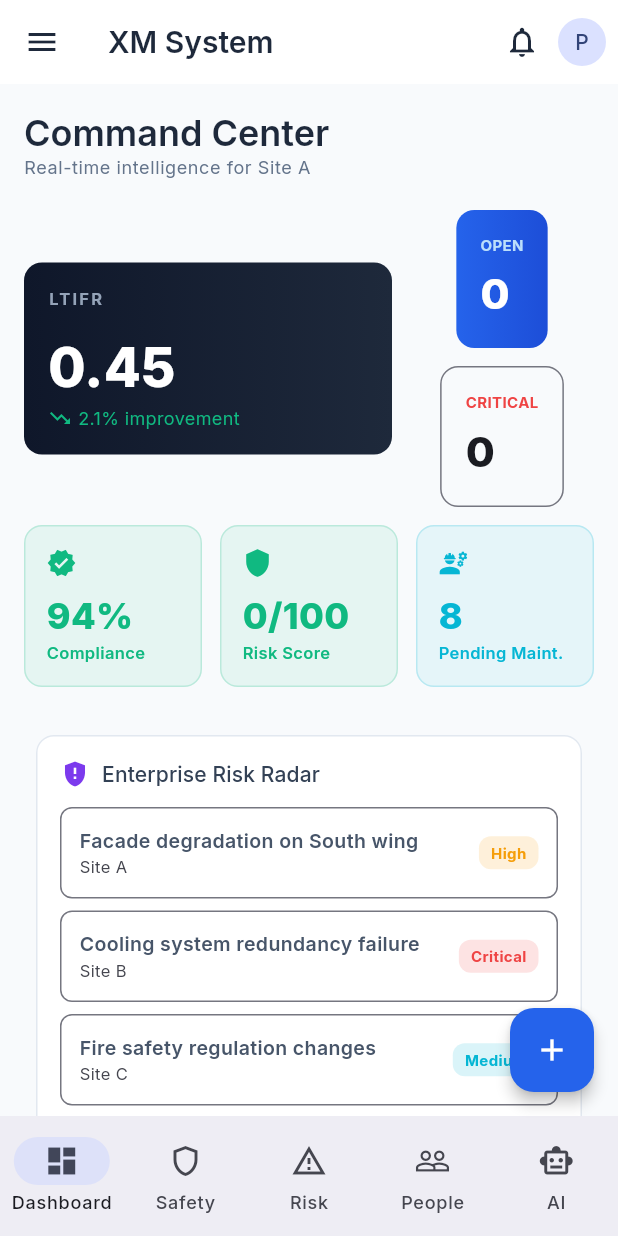
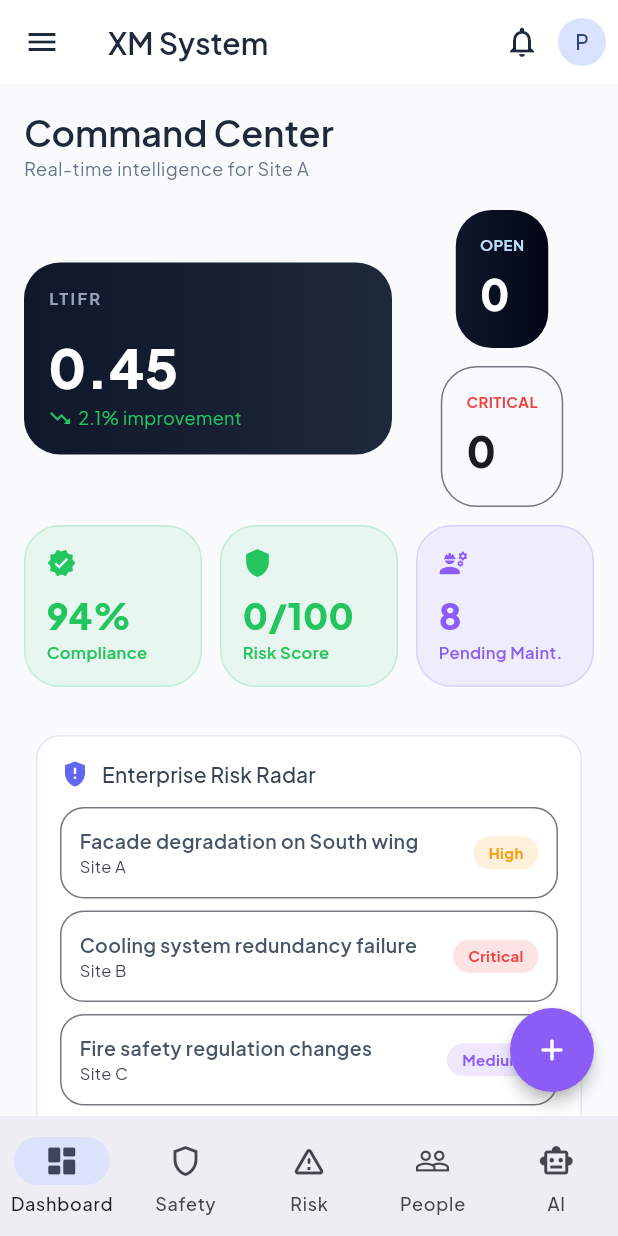
Before and after one commit to jamesmasebe-netizen/Sentinel1, a Flutter app: the screen it shows after launch, on a phone screen of 412 x 824 dp. Run offline on Flutter 3.47's test engine with Material 3 defaults, Android fonts, the phone set to English and light mode, and no system bars; our stand-ins replace cloud_firestore, cloud_functions, connectivity_plus, firebase_auth, firebase_core, firebase_messaging and 10 more; missing offline and left inert: screen_protector; accounts and stored records are empty.

Commit message:
UI/UX Style Transfer: MD3 Squircles, Plus Jakarta Sans, Anti-Overlap, and Golden Reference DNA

```diff
--- a/lib/config/theme.dart
+++ b/lib/config/theme.dart
@@ -5,17 +5,17 @@ import 'package:google_fonts/google_fonts.dart';
 /// Material 3 theme matching the dark slate enterprise aesthetic
 class XMTheme {
   // ─── Brand Colors ───
-  static const Color primary = Color(0xFF2563EB);
-  static const Color primaryLight = Color(0xFF3B82F6);
-  static const Color primaryDark = Color(0xFF1D4ED8);
+  static const Color primary = Color(0xFF0F172A); // Corporate Blue / Dark Slate
+  static const Color primaryLight = Color(0xFF334155);
+  static const Color primaryDark = Color(0xFF020617);
 
-  static const Color secondary = Color(0xFF7C3AED);
-  static const Color secondaryLight = Color(0xFF8B5CF6);
+  static const Color secondary = Color(0xFF6366F1); // Indigo
+  static const Color secondaryLight = Color(0xFF818CF8);
 
-  static const Color success = Color(0xFF10B981);
+  static const Color success = Color(0xFF22C55E); // Growth Green
   static const Color warning = Color(0xFFF59E0B);
-  static const Color error = Color(0xFFEF4444);
-  static const Color info = Color(0xFF06B6D4);
+  static const Color error = Color(0xFFEF4444); // Actionable Terra
+  static const Color info = Color(0xFF8B5CF6); // Intelligence Purple (Copilot)
 
   // ─── Surface Colors ───
   static const Color surface = Color(0xFFF8FAFC);
@@ -25,7 +25,7 @@ class XMTheme {
   // ─── Dark Theme Colors ───
   static const Color darkSurface = Color(0xFF0F172A);
   static const Color darkSurfaceDim = Color(0xFF1E293B);
-  static const Color darkSurfaceContainer = Color(0xFF334155);
+  static const Color darkSurfaceContainer = Color(0xFF020617);
 
   // ─── Sidebar / Nav ───
   static const Color sidebarBg = Color(0xFF0F172A);
@@ -36,10 +36,10 @@ class XMTheme {
   // ─── Status Colors (SHEQ-specific) ───
   static const Color statusOpen = Color(0xFFEF4444);
   static const Color statusInProgress = Color(0xFFF59E0B);
-  static const Color statusResolved = Color(0xFF10B981);
-  static const Color statusClosed = Color(0xFF6B7280);
+  static const Color statusResolved = Color(0xFF22C55E);
+  static const Color statusClosed = Color(0xFF64748B);
   static const Color statusDraft = Color(0xFF94A3B8);
-  static const Color statusApproved = Color(0xFF2563EB);
+  static const Color statusApproved = Color(0xFF6366F1);
 
   // ─── Risk Matrix Colors ───
   static const Color riskExtreme = Color(0xFFDC2626);
@@ -55,11 +55,11 @@ class XMTheme {
   static const Color severityNegligible = Color(0xFF6B7280);
 
   // ─── Border Radius ───
-  static const double radiusXs = 4.0;
-  static const double radiusSm = 8.0;
-  static const double radiusMd = 12.0;
-  static const double radiusLg = 16.0;
-  static const double radiusXl = 24.0;
+  static const double radiusXs = 8.0;
+  static const double radiusSm = 12.0;
+  static const double radiusMd = 16.0;
+  static const double radiusLg = 24.0;
+  static const double radiusXl = 32.0;
 
   // ─── Spacing ───
   static const double spacingXs = 4.0;
@@ -91,7 +91,7 @@ class XMTheme {
         elevation: 0,
         scrolledUnderElevation: 1,
         centerTitle: false,
-        titleTextStyle: GoogleFonts.inter(
+        titleTextStyle: GoogleFonts.plusJakartaSans(
           fontSize: 20,
           fontWeight: FontWeight.w600,
           color: const Color(0xFF1E293B),
@@ -115,7 +115,7 @@ class XMTheme {
           shape: RoundedRectangleBorder(
             borderRadius: BorderRadius.circular(radiusSm),
           ),
-          textStyle: GoogleFonts.inter(
+          textStyle: GoogleFonts.plusJakartaSans(
             fontSize: 14,
             fontWeight: FontWeight.w600,
           ),
@@ -151,7 +151,7 @@ class XMTheme {
           borderRadius: BorderRadius.circular(radiusSm),
           borderSide: const BorderSide(color: error),
         ),
-        labelStyle: GoogleFonts.inter(
+        labelStyle: GoogleFonts.plusJakartaSans(
           color: const Color(0xFF64748B),
           fontSize: 14,
         ),
@@ -171,7 +171,7 @@ class XMTheme {
       chipTheme: ChipThemeData(
         backgroundColor: surfaceDim,
         selectedColor: primary.withValues(alpha: 0.1),
-        labelStyle: GoogleFonts.inter(fontSize: 12),
+        labelStyle: GoogleFonts.plusJakartaSans(fontSize: 12),
         shape: RoundedRectangleBorder(
           borderRadius: BorderRadius.circular(radiusXl),
         ),
@@ -211,7 +211,7 @@ class XMTheme {
         elevation: 0,
         scrolledUnderElevation: 1,
         centerTitle: false,
-        titleTextStyle: GoogleFonts.inter(
+        titleTextStyle: GoogleFonts.plusJakartaSans(
           fontSize: 20,
           fontWeight: FontWeight.w600,
           color: Colors.white,
@@ -253,38 +253,38 @@ class XMTheme {
   }
 
   static TextTheme get _textTheme => TextTheme(
-    displayLarge: GoogleFonts.inter(fontSize: 57, fontWeight: FontWeight.w400, color: const Color(0xFF0F172A)),
-    displayMedium: GoogleFonts.inter(fontSize: 45, fontWeight: FontWeight.w400, color: const Color(0xFF0F172A)),
-    displaySmall: GoogleFonts.inter(fontSize: 36, fontWeight: FontWeight.w400, color: const Color(0xFF0F172A)),
-    headlineLarge: GoogleFonts.inter(fontSize: 32, fontWeight: FontWeight.w600, color: const Color(0xFF0F172A)),
-    headlineMedium: GoogleFonts.inter(fontSize: 28, fontWeight: FontWeight.w600, color: const Color(0xFF0F172A)),
-    headlineSmall: GoogleFonts.inter(fontSize: 24, fontWeight: FontWeight.w600, color: const Color(0xFF1E293B)),
-    titleLarge: GoogleFonts.inter(fontSize: 22, fontWeight: FontWeight.w600, color: const Color(0xFF1E293B)),
-    titleMedium: GoogleFonts.inter(fontSize: 16, fontWeight: FontWeight.w500, color: const Color(0xFF1E293B)),
-    titleSmall: GoogleFonts.inter(fontSize: 14, fontWeight: FontWeight.w500, color: const Color(0xFF334155)),
-    bodyLarge: GoogleFonts.inter(fontSize: 16, fontWeight: FontWeight.w400, color: const Color(0xFF334155)),
-    bodyMedium: GoogleFonts.inter(fontSize: 14, fontWeight: FontWeight.w400, color: const Color(0xFF475569)),
-    bodySmall: GoogleFonts.inter(fontSize: 12, fontWeight: FontWeight.w400, color: const Color(0xFF64748B)),
-    labelLarge: GoogleFonts.inter(fontSize: 14, fontWeight: FontWeight.w600, color: const Color(0xFF1E293B)),
-    labelMedium: GoogleFonts.inter(fontSize: 12, fontWeight: FontWeight.w500, color: const Color(0xFF475569)),
-    labelSmall: GoogleFonts.inter(fontSize: 11, fontWeight: FontWeight.w500, color: const Color(0xFF64748B)),
+    displayLarge: GoogleFonts.plusJakartaSans(fontSize: 57, fontWeight: FontWeight.w400, color: const Color(0xFF0F172A)),
+    displayMedium: GoogleFonts.plusJakartaSans(fontSize: 45, fontWeight: FontWeight.w400, color: const Color(0xFF0F172A)),
+    displaySmall: GoogleFonts.plusJakartaSans(fontSize: 36, fontWeight: FontWeight.w400, color: const Color(0xFF0F172A)),
+    headlineLarge: GoogleFonts.plusJakartaSans(fontSize: 32, fontWeight: FontWeight.w600, color: const Color(0xFF0F172A)),
+    headlineMedium: GoogleFonts.plusJakartaSans(fontSize: 28, fontWeight: FontWeight.w600, color: const Color(0xFF0F172A)),
+    headlineSmall: GoogleFonts.plusJakartaSans(fontSize: 24, fontWeight: FontWeight.w600, color: const Color(0xFF1E293B)),
+    titleLarge: GoogleFonts.plusJakartaSans(fontSize: 22, fontWeight: FontWeight.w600, color: const Color(0xFF1E293B)),
+    titleMedium: GoogleFonts.plusJakartaSans(fontSize: 16, fontWeight: FontWeight.w500, color: const Color(0xFF1E293B)),
+    titleSmall: GoogleFonts.plusJakartaSans(fontSize: 14, fontWeight: FontWeight.w500, color: const Color(0xFF334155)),
+    bodyLarge: GoogleFonts.plusJakartaSans(fontSize: 16, fontWeight: FontWeight.w400, color: const Color(0xFF334155)),
+    bodyMedium: GoogleFonts.plusJakartaSans(fontSize: 14, fontWeight: FontWeight.w400, color: const Color(0xFF475569)),
+    bodySmall: GoogleFonts.plusJakartaSans(fontSize: 12, fontWeight: FontWeight.w400, color: const Color(0xFF64748B)),
+    labelLarge: GoogleFonts.plusJakartaSans(fontSize: 14, fontWeight: FontWeight.w600, color: const Color(0xFF1E293B)),
+    labelMedium: GoogleFonts.plusJakartaSans(fontSize: 12, fontWeight: FontWeight.w500, color: const Color(0xFF475569)),
+    labelSmall: GoogleFonts.plusJakartaSans(fontSize: 11, fontWeight: FontWeight.w500, color: const Color(0xFF64748B)),
   );
 
   static TextTheme get _textThemeDark => TextTheme(
-    displayLarge: GoogleFonts.inter(fontSize: 57, fontWeight: FontWeight.w400, color: Colors.white),
-    displayMedium: GoogleFonts.inter(fontSize: 45, fontWeight: FontWeight.w400, color: Colors.white),
-    displaySmall: GoogleFonts.inter(fontSize: 36, fontWeight: FontWeight.w400, color: Colors.white),
-    headlineLarge: GoogleFonts.inter(fontSize: 32, fontWeight: FontWeight.w600, color: Colors.white),
-    headlineMedium: GoogleFonts.inter(fontSize: 28, fontWeight: FontWeight.w600, color: Colors.white),
-    headlineSmall: GoogleFonts.inter(fontSize: 24, fontWeight: FontWeight.w600, color: const Color(0xFFE2E8F0)),
-    titleLarge: GoogleFonts.inter(fontSize: 22, fontWeight: FontWeight.w600, color: const Color(0xFFE2E8F0)),
-    titleMedium: GoogleFonts.inter(fontSize: 16, fontWeight: FontWeight.w500, color: const Color(0xFFE2E8F0)),
-    titleSmall: GoogleFonts.inter(fontSize: 14, fontWeight: FontWeight.w500, color: const Color(0xFFCBD5E1)),
-    bodyLarge: GoogleFonts.inter(fontSize: 16, fontWeight: FontWeight.w400, color: const Color(0xFFCBD5E1)),
-    bodyMedium: GoogleFonts.inter(fontSize: 14, fontWeight: FontWeight.w400, color: const Color(0xFF94A3B8)),
-    bodySmall: GoogleFonts.inter(fontSize: 12, fontWeight: FontWeight.w400, color: const Color(0xFF64748B)),
-    labelLarge: GoogleFonts.inter(fontSize: 14, fontWeight: FontWeight.w600, color: const Color(0xFFE2E8F0)),
-    labelMedium: GoogleFonts.inter(fontSize: 12, fontWeight: FontWeight.w500, color: const Color(0xFF94A3B8)),
-    labelSmall: GoogleFonts.inter(fontSize: 11, fontWeight: FontWeight.w500, color: const Color(0xFF64748B)),
+    displayLarge: GoogleFonts.plusJakartaSans(fontSize: 57, fontWeight: FontWeight.w400, color: Colors.white),
+    displayMedium: GoogleFonts.plusJakartaSans(fontSize: 45, fontWeight: FontWeight.w400, color: Colors.white),
+    displaySmall: GoogleFonts.plusJakartaSans(fontSize: 36, fontWeight: FontWeight.w400, color: Colors.white),
+    headlineLarge: GoogleFonts.plusJakartaSans(fontSize: 32, fontWeight: FontWeight.w600, color: Colors.white),
+    headlineMedium: GoogleFonts.plusJakartaSans(fontSize: 28, fontWeight: FontWeight.w600, color: Colors.white),
+    headlineSmall: GoogleFonts.plusJakartaSans(fontSize: 24, fontWeight: FontWeight.w600, color: const Color(0xFFE2E8F0)),
+    titleLarge: GoogleFonts.plusJakartaSans(fontSize: 22, fontWeight: FontWeight.w600, color: const Color(0xFFE2E8F0)),
+    titleMedium: GoogleFonts.plusJakartaSans(fontSize: 16, fontWeight: FontWeight.w500, color: const Color(0xFFE2E8F0)),
+    titleSmall: GoogleFonts.plusJakartaSans(fontSize: 14, fontWeight: FontWeight.w500, color: const Color(0xFFCBD5E1)),
+    bodyLarge: GoogleFonts.plusJakartaSans(fontSize: 16, fontWeight: FontWeight.w400, color: const Color(0xFFCBD5E1)),
+    bodyMedium: GoogleFonts.plusJakartaSans(fontSize: 14, fontWeight: FontWeight.w400, color: const Color(0xFF94A3B8)),
+    bodySmall: GoogleFonts.plusJakartaSans(fontSize: 12, fontWeight: FontWeight.w400, color: const Color(0xFF64748B)),
+    labelLarge: GoogleFonts.plusJakartaSans(fontSize: 14, fontWeight: FontWeight.w600, color: const Color(0xFFE2E8F0)),
+    labelMedium: GoogleFonts.plusJakartaSans(fontSize: 12, fontWeight: FontWeight.w500, color: const Color(0xFF94A3B8)),
+    labelSmall: GoogleFonts.plusJakartaSans(fontSize: 11, fontWeight: FontWeight.w500, color: const Color(0xFF64748B)),
   );
 }
--- a/lib/core/widgets/app_shell.dart
+++ b/lib/core/widgets/app_shell.dart
@@ -6,6 +6,7 @@ import '../providers/app_providers.dart';
 import '../services/offline_sync_service.dart';
 import '../services/session_manager.dart';
 import '../../config/theme.dart';
+import '../utils/ui_utils.dart';
 
 /// Main app shell with bottom navigation, drawer, and sync status indicator.
 /// This replaces the React Layout component with its sidebar navigation.
@@ -96,30 +97,31 @@ class _AppShellState extends ConsumerState<AppShell> {
       bottomNavigationBar: NavigationBar(
         selectedIndex: currentIndex,
         onDestinationSelected: (index) => _onItemTapped(index, context),
+        indicatorShape: const StadiumBorder(), // Pill-shaped thumb zone indicator
         destinations: const [
           NavigationDestination(
             icon: Icon(Icons.dashboard_outlined),
-            selectedIcon: Icon(Icons.dashboard),
+            selectedIcon: Icon(Icons.dashboard_rounded),
             label: 'Dashboard',
           ),
           NavigationDestination(
             icon: Icon(Icons.shield_outlined),
-            selectedIcon: Icon(Icons.shield),
+            selectedIcon: Icon(Icons.shield_rounded),
             label: 'Safety',
           ),
           NavigationDestination(
-            icon: Icon(Icons.warning_amber_outlined),
-            selectedIcon: Icon(Icons.warning_amber),
+            icon: Icon(Icons.warning_amber_rounded),
+            selectedIcon: Icon(Icons.warning_rounded),
             label: 'Risk',
           ),
           NavigationDestination(
             icon: Icon(Icons.people_outline),
-            selectedIcon: Icon(Icons.people),
+            selectedIcon: Icon(Icons.people_rounded),
             label: 'People',
           ),
           NavigationDestination(
             icon: Icon(Icons.smart_toy_outlined),
-            selectedIcon: Icon(Icons.smart_toy),
+            selectedIcon: Icon(Icons.smart_toy_rounded),
             label: 'AI',
           ),
         ],
@@ -127,11 +129,15 @@ class _AppShellState extends ConsumerState<AppShell> {
 
       // ─── FAB for Quick Actions ───
       floatingActionButton: FloatingActionButton(
+        backgroundColor: XMTheme.info, // Intelligence Purple for Copilot/Quick Actions
+        shape: RoundedRectangleBorder(
+          borderRadius: BorderRadius.circular(XMTheme.radiusXl), // Fully rounded
+        ),
         onPressed: () {
           HapticFeedback.lightImpact();
           _showQuickActions(context);
         },
-        child: const Icon(Icons.add),
+        child: const Icon(Icons.add_rounded),
       ),
     ));
   }
@@ -328,11 +334,8 @@ class _AppShellState extends ConsumerState<AppShell> {
   }
 
   void _showQuickActions(BuildContext context) {
-    showModalBottomSheet(
+    UIUtils.showAppBottomSheet(
       context: context,
-      shape: const RoundedRectangleBorder(
-        borderRadius: BorderRadius.vertical(top: Radius.circular(XMTheme.radiusLg)),
-      ),
       builder: (context) => Padding(
         padding: const EdgeInsets.all(XMTheme.spacingLg),
         child: Column(
@@ -375,7 +378,7 @@ class _AppShellState extends ConsumerState<AppShell> {
               },
             ),
             _QuickActionTile(
-              icon: Icons.visibility,
+              icon: Icons.visibility_rounded,
               color: XMTheme.success,
               title: 'Safety Observation',
               subtitle: 'Record a behavioral safety observation',
--- a/lib/features/dashboard/screens/dashboard_screen.dart
+++ b/lib/features/dashboard/screens/dashboard_screen.dart
@@ -124,7 +124,7 @@ class _Bento extends StatelessWidget {
   @override
   Widget build(BuildContext context) => Container(
     padding: const EdgeInsets.all(16),
-    decoration: BoxDecoration(gradient: gradient, color: color, borderRadius: BorderRadius.circular(12), border: gradient == null ? Border.all(color: Theme.of(context).dividerColor) : null),
+    decoration: BoxDecoration(gradient: gradient, color: color, borderRadius: BorderRadius.circular(XMTheme.radiusLg), border: gradient == null ? Border.all(color: Theme.of(context).dividerColor) : null),
     child: child,
   );
 }
@@ -135,11 +135,11 @@ class _KpiSmall extends StatelessWidget {
   @override
   Widget build(BuildContext context) => Expanded(child: Container(
     padding: const EdgeInsets.all(14),
-    decoration: BoxDecoration(color: color.withValues(alpha: 0.08), borderRadius: BorderRadius.circular(12), border: Border.all(color: color.withValues(alpha: 0.2))),
+    decoration: BoxDecoration(color: color.withValues(alpha: 0.08), borderRadius: BorderRadius.circular(XMTheme.radiusLg), border: Border.all(color: color.withValues(alpha: 0.2))),
     child: Column(crossAxisAlignment: CrossAxisAlignment.start, children: [
       Icon(icon, color: color, size: 20), const SizedBox(height: 8),
-      Text(value, style: TextStyle(fontSize: 24, fontWeight: FontWeight.w800, color: color)),
-      Text(label, style: TextStyle(fontSize: 11, fontWeight: FontWeight.w600, color: color)),
+      Text(value, style: TextStyle(fontSize: 24, fontWeight: FontWeight.w800, color: color), maxLines: 1, overflow: TextOverflow.ellipsis),
+      Text(label, style: TextStyle(fontSize: 11, fontWeight: FontWeight.w600, color: color), maxLines: 1, overflow: TextOverflow.ellipsis),
     ]),
   ));
 }
@@ -149,7 +149,7 @@ class _SectionCard extends StatelessWidget {
   const _SectionCard({required this.title, required this.icon, required this.iconColor, required this.children});
   @override
   Widget build(BuildContext context) => Card(child: Padding(padding: const EdgeInsets.all(16), child: Column(crossAxisAlignment: CrossAxisAlignment.start, children: [
-    Row(children: [Icon(icon, color: iconColor, size: 20), const SizedBox(width: 8), Text(title, style: Theme.of(context).textTheme.titleSmall)]),
+    Row(children: [Icon(icon, color: iconColor, size: 20), const SizedBox(width: 8), Expanded(child: Text(title, style: Theme.of(context).textTheme.titleSmall, maxLines: 1, overflow: TextOverflow.ellipsis))]),
     const SizedBox(height: 12), ...children,
   ])));
 }
@@ -159,13 +159,14 @@ class _RiskRow extends StatelessWidget {
   const _RiskRow({required this.text, required this.site, required this.sev, required this.color});
   @override
   Widget build(BuildContext context) => Container(margin: const EdgeInsets.only(bottom: 8), padding: const EdgeInsets.all(12),
-    decoration: BoxDecoration(borderRadius: BorderRadius.circular(8), border: Border.all(color: Theme.of(context).dividerColor)),
+    decoration: BoxDecoration(borderRadius: BorderRadius.circular(XMTheme.radiusMd), border: Border.all(color: Theme.of(context).dividerColor)),
     child: Row(children: [
       Expanded(child: Column(crossAxisAlignment: CrossAxisAlignment.start, children: [
-        Text(text, style: const TextStyle(fontWeight: FontWeight.w600, fontSize: 13)),
-        Text(site, style: TextStyle(fontSize: 11, color: Theme.of(context).colorScheme.onSurfaceVariant)),
+        Text(text, style: const TextStyle(fontWeight: FontWeight.w600, fontSize: 13), maxLines: 1, overflow: TextOverflow.ellipsis),
+        Text(site, style: TextStyle(fontSize: 11, color: Theme.of(context).colorScheme.onSurfaceVariant), maxLines: 1, overflow: TextOverflow.ellipsis),
       ])),
-      Container(padding: const EdgeInsets.symmetric(horizontal: 8, vertical: 4), decoration: BoxDecoration(color: color.withValues(alpha: 0.15), borderRadius: BorderRadius.circular(8)),
+      const SizedBox(width: 8),
+      Container(padding: const EdgeInsets.symmetric(horizontal: 10, vertical: 4), decoration: BoxDecoration(color: color.withValues(alpha: 0.15), borderRadius: BorderRadius.circular(XMTheme.radiusXl)),
         child: Text(sev, style: TextStyle(fontSize: 10, fontWeight: FontWeight.w700, color: color))),
     ]),
   );
@@ -178,13 +179,14 @@ class _ActionRow extends StatelessWidget {
   Widget build(BuildContext context) {
     final c = urgent ? XMTheme.error : XMTheme.primary;
     return Container(margin: const EdgeInsets.only(bottom: 8), padding: const EdgeInsets.all(12),
-      decoration: BoxDecoration(color: Theme.of(context).colorScheme.surfaceContainerHighest, borderRadius: BorderRadius.circular(10)),
+      decoration: BoxDecoration(color: Theme.of(context).colorScheme.surfaceContainerHighest, borderRadius: BorderRadius.circular(XMTheme.radiusMd)),
       child: Row(children: [
         Expanded(child: Column(crossAxisAlignment: CrossAxisAlignment.start, children: [
-          Text(title, style: const TextStyle(fontWeight: FontWeight.w600, fontSize: 13)),
-          Text(type, style: TextStyle(fontSize: 11, color: Theme.of(context).colorScheme.onSurfaceVariant)),
+          Text(title, style: const TextStyle(fontWeight: FontWeight.w600, fontSize: 13), maxLines: 1, overflow: TextOverflow.ellipsis),
+          Text(type, style: TextStyle(fontSize: 11, color: Theme.of(context).colorScheme.onSurfaceVariant), maxLines: 1, overflow: TextOverflow.ellipsis),
         ])),
-        Container(padding: const EdgeInsets.symmetric(horizontal: 10, vertical: 4), decoration: BoxDecoration(color: c.withValues(alpha: 0.1), borderRadius: BorderRadius.circular(12)),
+        const SizedBox(width: 8),
+        Container(padding: const EdgeInsets.symmetric(horizontal: 10, vertical: 4), decoration: BoxDecoration(color: c.withValues(alpha: 0.1), borderRadius: BorderRadius.circular(XMTheme.radiusXl)),
           child: Text(urgent ? 'Urgent' : 'Pending', style: TextStyle(fontSize: 10, fontWeight: FontWeight.w700, color: c))),
       ]),
     );
@@ -199,13 +201,14 @@ class _IncRow extends StatelessWidget {
     final isOpen = data['status'] == 'Open';
     final c = isOpen ? XMTheme.error : XMTheme.success;
     return Container(margin: const EdgeInsets.only(bottom: 6), padding: const EdgeInsets.all(12),
-      decoration: BoxDecoration(color: Theme.of(context).colorScheme.surfaceContainerHighest, borderRadius: BorderRadius.circular(10)),
+      decoration: BoxDecoration(color: Theme.of(context).colorScheme.surfaceContainerHighest, borderRadius: BorderRadius.circular(XMTheme.radiusMd)),
       child: Row(children: [
         Expanded(child: Column(crossAxisAlignment: CrossAxisAlignment.start, children: [
-          Text(data['title'] ?? 'Untitled', style: const TextStyle(fontWeight: FontWeight.w600, fontSize: 13)),
-          Text('${data['type'] ?? ''} • ${data['severity'] ?? ''}', style: TextStyle(fontSize: 11, color: Theme.of(context).colorScheme.onSurfaceVariant)),
+          Text(data['title'] ?? 'Untitled', style: const TextStyle(fontWeight: FontWeight.w600, fontSize: 13), maxLines: 1, overflow: TextOverflow.ellipsis),
+          Text('${data['type'] ?? ''} • ${data['severity'] ?? ''}', style: TextStyle(fontSize: 11, color: Theme.of(context).colorScheme.onSurfaceVariant), maxLines: 1, overflow: TextOverflow.ellipsis),
         ])),
-        Container(padding: const EdgeInsets.symmetric(horizontal: 8, vertical: 3), decoration: BoxDecoration(color: c.withValues(alpha: 0.1), borderRadius: BorderRadius.circular(8)),
+        const SizedBox(width: 8),
+        Container(padding: const EdgeInsets.symmetric(horizontal: 10, vertical: 4), decoration: BoxDecoration(color: c.withValues(alpha: 0.1), borderRadius: BorderRadius.circular(XMTheme.radiusXl)),
           child: Text(data['status'] ?? '', style: TextStyle(fontSize: 10, fontWeight: FontWeight.w700, color: c))),
       ]),
     );
--- a/pubspec.yaml
+++ b/pubspec.yaml
@@ -27,6 +27,7 @@ dependencies:
 
   # UI
   google_fonts: any
+  material_symbols_icons: any
   flutter_animate: any
   fl_chart: any
   shimmer: any
```
Also changed, not shown: lib/core/utils/ui_utils.dart (added, +88 -0 lines), lib/features/emergency/screens/emergency_response_screen.dart (+7 -7 lines), lib/features/safety/screens/bbs_observations_screen.dart (+6 -5 lines).
